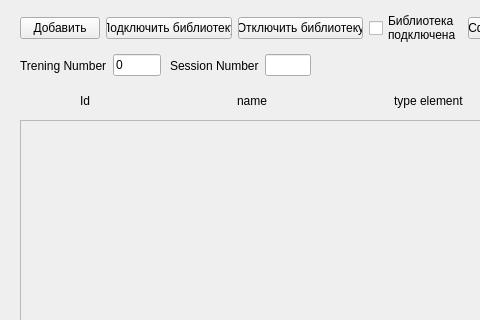
creusova/startValueJSON, file startValueJSON/mainwindow.ui: the form before one commit; both pictures show x 0 to 480 and y 0 to 320 of the 839 by 665 pixel window.
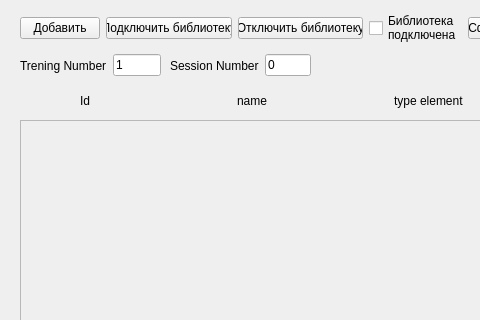
The form after the commit.

Patch:
```diff
--- a/startValueJSON/mainwindow.ui
+++ b/startValueJSON/mainwindow.ui
@@ -98,7 +98,7 @@
      <item>
       <widget class="QLineEdit" name="numberTrening">
        <property name="text">
-        <string>0</string>
+        <string>1</string>
        </property>
       </widget>
      </item>
@@ -191,7 +191,11 @@
       </widget>
      </item>
      <item>
-      <widget class="QLineEdit" name="numberTrening_2"/>
+      <widget class="QLineEdit" name="sessionNumber">
+       <property name="text">
+        <string>0</string>
+       </property>
+      </widget>
      </item>
     </layout>
    </widget>
```
